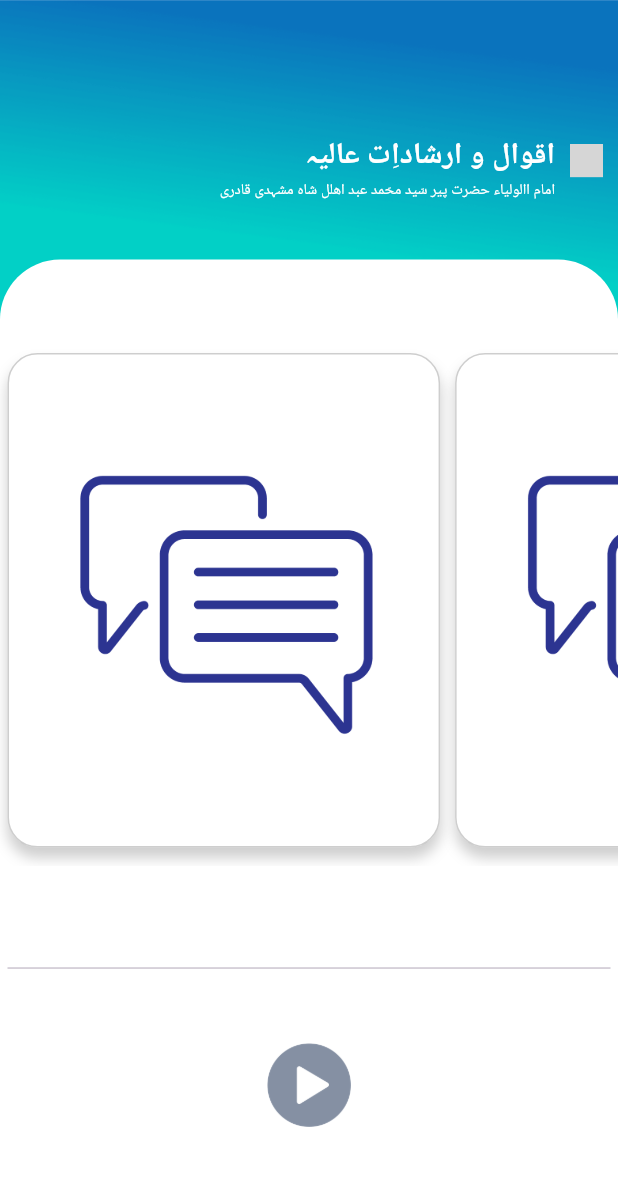
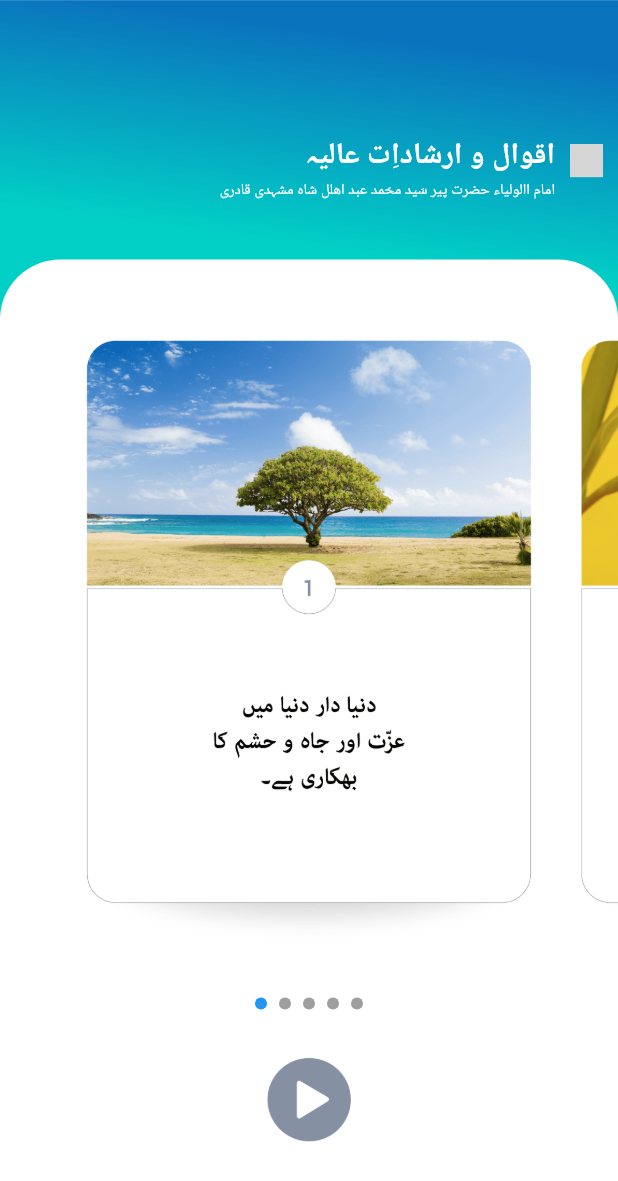
Before and after one commit to corisedev/qalb-e-saleem-flutter-app-c, a Flutter app: the screen it shows after launch, on a phone screen of 412 x 824 dp. Shown: the top 1181 px of the screen. Run offline on Flutter 3.47's test engine with Material 3 defaults, Android fonts, the phone set to English and light mode, and no system bars; drawn by our look-alikes of smooth_page_indicator; our stand-ins replace firebase_core, firebase_storage, flutter_html, flutter_svg, google_fonts, lottie; accounts and stored records are empty; Roboto replaces fonts that are missing (Almarai); grey boxes are pictures that could not be loaded.

Commit message:
aqwal_wa_irshadaat full UI DONE

```diff
--- a/lib/screens/aqwal_wa_irshadaat/aqwal_wa_irshadaat.dart
+++ b/lib/screens/aqwal_wa_irshadaat/aqwal_wa_irshadaat.dart
@@ -1,12 +1,7 @@
-import 'dart:typed_data';
-
 import 'package:flutter/material.dart';
 import 'package:flutter_svg/flutter_svg.dart';
 import 'package:google_fonts/google_fonts.dart';
-import 'package:provider/provider.dart';
-import 'package:qalb/data/data.dart';
-import 'package:qalb/providers/DataProvider.dart';
-import 'package:qalb/screens/majlis_sound/majlis_sound.dart';
+import 'package:smooth_page_indicator/smooth_page_indicator.dart';
 
 class AqwalWaIrshadaatScreen extends StatefulWidget {
   const AqwalWaIrshadaatScreen({super.key});
@@ -16,6 +11,14 @@ class AqwalWaIrshadaatScreen extends StatefulWidget {
 }
 
 class _AqwalWaIrshadaatScreenState extends State<AqwalWaIrshadaatScreen> {
+  final PageController _pageController = PageController(viewportFraction: 0.8);
+
+  @override
+  void dispose() {
+    _pageController.dispose();
+    super.dispose();
+  }
+
   @override
   Widget build(BuildContext context) {
     return Scaffold(
@@ -98,104 +101,52 @@ class _AqwalWaIrshadaatScreenState extends State<AqwalWaIrshadaatScreen> {
               child: Column(
                 children: [
                   SizedBox(height: 30),
-                    SingleChildScrollView(
-                      scrollDirection: Axis.horizontal,
-                      child: Container(
-                        height: MediaQuery.of(context).size.height * 0.43,
-                        child: Row(
+                  Container(
+                    height: MediaQuery.of(context).size.height * 0.5,
+                    child: PageView(
+                      controller: _pageController,
                       children: [
-                            Container(
-                              padding: EdgeInsets.symmetric(horizontal: 5),
-                              margin: EdgeInsets.symmetric(horizontal: 5),
-                              width: MediaQuery.of(context).size.width * 0.7,
-                              height: MediaQuery.of(context).size.height * 0.4,
-                              decoration: BoxDecoration(
-                                  border: Border.all(
-                                      color: Colors.grey.withOpacity(0.5)),
-                                  image: DecorationImage(
-                                      image: AssetImage(
-                                          'assets/images/aqwal-white.png'),
-                                      fit: BoxFit.cover),
-                                  color: Colors.white,
-                                  boxShadow: [
-                                    BoxShadow(
-                                      color: Colors.grey.withOpacity(0.5),
-                                      spreadRadius: 0,
-                                      blurRadius: 7,
-                                      offset: Offset(0, 7),
+                        _buildPage(
+                            'assets/images/Aqwal_E_Irshadaat_Pictures/aq_01-min.png'),
+                        _buildPage(
+                            'assets/images/Aqwal_E_Irshadaat_Pictures/aq_02.png'),
+                        _buildPage(
+                            'assets/images/Aqwal_E_Irshadaat_Pictures/aq_03.png'),
+                        _buildPage(
+                            'assets/images/Aqwal_E_Irshadaat_Pictures/aq_04.png'),
+                        _buildPage(
+                            'assets/images/Aqwal_E_Irshadaat_Pictures/aq_05.png'),
+                      ],
                     ),
-                                  ],
-                                  borderRadius: BorderRadius.circular(20)),
                   ),
-                            Container(
-                              padding: EdgeInsets.symmetric(horizontal: 5),
-                              margin: EdgeInsets.symmetric(horizontal: 5),
-                              width: MediaQuery.of(context).size.width * 0.7,
-                              height: MediaQuery.of(context).size.height * 0.4,
-                              decoration: BoxDecoration(
-                                  border: Border.all(
-                                      color: Colors.grey.withOpacity(0.5)),
-                                  image: DecorationImage(
-                                      image: AssetImage(
-                                          'assets/images/aqwal-white.png'),
-                                      fit: BoxFit.cover),
-                                  color: Colors.white,
-                                  boxShadow: [
-                                    BoxShadow(
-                                      color: Colors.grey.withOpacity(0.5),
-                                      spreadRadius: 0,
-                                      blurRadius: 7,
-                                      offset: Offset(0, 7),
+                  SizedBox(height: 30),
+                  SmoothPageIndicator(
+                    controller: _pageController,
+                    count: 5,
+                    effect: WormEffect(
+                      dotHeight: 8,
+                      dotWidth: 8,
+                      activeDotColor: Colors.blue,
                     ),
-                                  ],
-                                  borderRadius: BorderRadius.circular(20)),
                   ),
-                            Container(
-                              padding: EdgeInsets.symmetric(horizontal: 5),
-                              margin: EdgeInsets.symmetric(horizontal: 5),
-                              width: MediaQuery.of(context).size.width * 0.7,
-                              height: MediaQuery.of(context).size.height * 0.4,
-                              decoration: BoxDecoration(
-                                  border: Border.all(
-                                      color: Colors.grey.withOpacity(0.5)),
-                                  image: DecorationImage(
-                                      image: AssetImage(
-                                          'assets/images/aqwal-white.png'),
-                                      fit: BoxFit.cover),
-                                  color: Colors.white,
-                                  boxShadow: [
-                                    BoxShadow(
-                                      color: Colors.grey.withOpacity(0.5),
-                                      spreadRadius: 0,
-                                      blurRadius: 7,
-                                      offset: Offset(0, 7),
-                                    ),
-                                  ],
-                                  borderRadius: BorderRadius.circular(20)),
+                  SizedBox(height: 30),
+                  Image.asset(
+                    "assets/images/play.png",
+                    height: 60,
                   ),
                 ],
               ),
             ),
           ),
-                    SizedBox(
-                      height: 60,
-                    ),
-                    Divider(
-                      endIndent: 5,
-                      indent: 5,
-                    ),
-                    SizedBox(
-                      height: 40,
-                    ),
-                    Image.asset(
-                      "assets/images/play.png",
-                      height: 60,
-                    )
-                  ],
-                )),
-          ),
         ],
       ),
     );
   }
+
+  Widget _buildPage(String imagePath) {
+    return Image.asset(
+      imagePath,
+      fit: BoxFit.contain,
+    );
   }
+}
--- a/pubspec.yaml
+++ b/pubspec.yaml
@@ -44,6 +44,7 @@ dependencies:
   get_it: ^7.7.0
   provider: ^6.1.2
   firebase_app_check: ^0.2.1+8
+  smooth_page_indicator: ^1.2.0+3
 
 dev_dependencies:
   flutter_test:
@@ -71,6 +72,7 @@ flutter:
   assets:
     - assets/images/
     - assets/
+    - assets/images/Aqwal_E_Irshadaat_Pictures/
     - assets/images/majlis/
     - assets/textFiles/
     # - images/a_dot_ham.jpeg
```
Also changed, not shown: assets/images/Aqwal_E_Irshadaat_Pictures/aq_01-min.png (added), assets/images/Aqwal_E_Irshadaat_Pictures/aq_02.png (added), assets/images/Aqwal_E_Irshadaat_Pictures/aq_03.png (added), assets/images/Aqwal_E_Irshadaat_Pictures/aq_04.png (added), pubspec.lock. Lines whose indentation alone changed are shown as unchanged.
